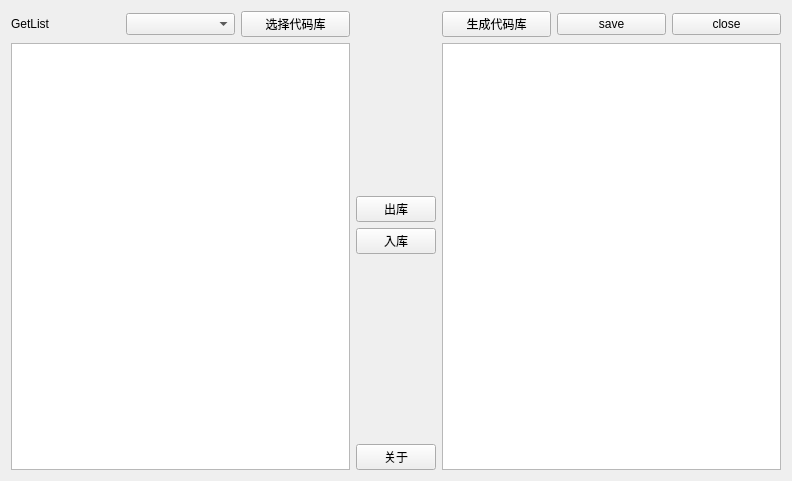
yjduoduo/auto_c_code, file auto_c_code/autoccode.ui: the form before one commit.
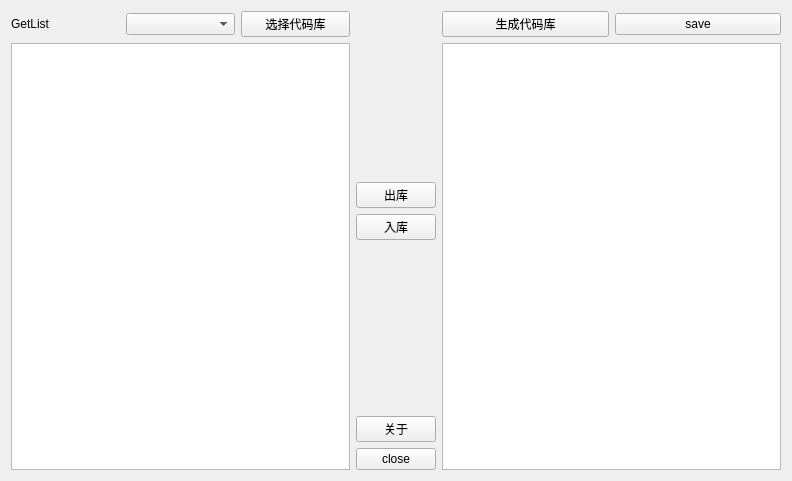
The form after the commit.

Commit message: 移动close按钮到关于button下面

The edit to the form file:
```diff
--- a/auto_c_code/autoccode.ui
+++ b/auto_c_code/autoccode.ui
@@ -100,6 +100,13 @@
          </property>
         </widget>
        </item>
+       <item>
+        <widget class="QPushButton" name="close_btn">
+         <property name="text">
+          <string>close</string>
+         </property>
+        </widget>
+       </item>
       </layout>
      </item>
      <item>
@@ -122,13 +129,6 @@
              </property>
             </widget>
            </item>
-           <item>
-            <widget class="QPushButton" name="close_btn">
-             <property name="text">
-              <string>close</string>
-             </property>
-            </widget>
-           </item>
           </layout>
          </item>
          <item>
```
The commit also changes 4 other files.
